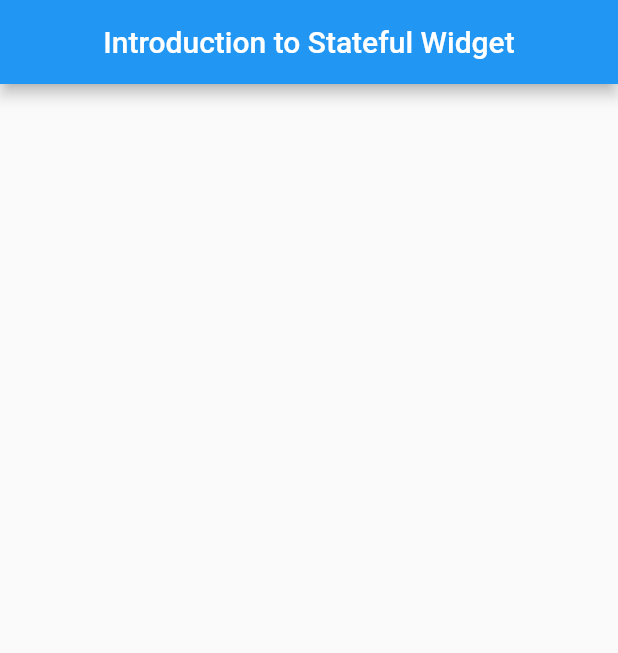
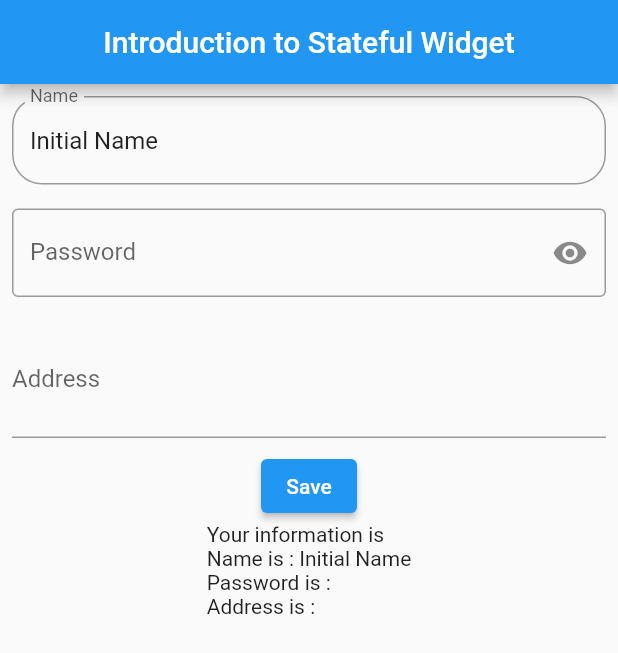
Before and after one commit to MyoMin-Latt/Flutter-Basic-UI, a Flutter app: the screen it shows after launch, on a phone screen of 412 x 824 dp. Shown: the top 653 px of the screen. Run offline on Flutter 3.47's test engine with Material 2 defaults, Android fonts, the phone set to English and light mode, and no system bars.

Commit message:
@12.19 Flutter Basic UI [TextField Widget]

```diff
--- a/lib/main.dart
+++ b/lib/main.dart
@@ -29,26 +29,33 @@
 // 6 3 3
 //position
 
-
 // @12.18 Flutter Basic UI (Introduction to Stateful Widget)
+// @12.19 Flutter Basic UI [TextField Widget]
 import 'package:flutter/material.dart';
 
-void main(){
-  runApp(
-    MaterialApp(
-      debugShowCheckedModeBanner: false,
-      home: MyApp(),
-    )
-  );
+void main() {
+  runApp(MaterialApp(
+    debugShowCheckedModeBanner: false,
+    home: MyApp(),
+  ));
 }
+
 class MyApp extends StatefulWidget {
-  const MyApp({ Key? key }) : super(key: key);
+  const MyApp({Key? key}) : super(key: key);
 
   @override
   _MyAppState createState() => _MyAppState();
 }
 
 class _MyAppState extends State<MyApp> {
+  TextEditingController _name = TextEditingController();
+  TextEditingController _password = TextEditingController();
+  TextEditingController _address = TextEditingController();
+  @override
+  void initState() {
+    _name.text = "Initial Name";
+    super.initState();
+  }
   @override
   Widget build(BuildContext context) {
     return Scaffold(
@@ -56,6 +63,56 @@ class _MyAppState extends State<MyApp> {
         centerTitle: true,
         title: Text('Introduction to Stateful Widget'),
       ),
+      body: Column(
+        children: [
+          Padding(
+            padding: const EdgeInsets.all(8.0),
+            child: TextField(
+              controller: _name,
+              decoration: InputDecoration(
+                  labelText: 'Name',
+                  hintText: 'Enter your name',
+                  border: OutlineInputBorder(
+                    borderSide: BorderSide(color: Colors.blue),
+                    borderRadius: BorderRadius.all(Radius.circular(20)),
+                  )),
+            ),
+          ),
+          Padding(
+            padding: const EdgeInsets.all(8.0),
+            child: TextField(
+              controller: _password,
+              // scrollPadding: EdgeInsets.all(0),
+              obscureText: true,
+              decoration: InputDecoration(
+                  border: OutlineInputBorder(),
+                  // contentPadding: EdgeInsets.zero,
+                  hintText: 'Enter your password',
+                  labelText: 'Password',
+                  suffixIcon: Icon(Icons.visibility)),
+            ),
+          ),
+          Padding(
+            padding: const EdgeInsets.all(8.0),
+            child: TextField(
+              controller: _address,
+              decoration: InputDecoration(
+                  label: Text('Address'), hintText: 'Enter your address'),
+              minLines: 2,
+              maxLines: 5,
+            ),
+          ),
+          ElevatedButton(
+              onPressed: () {
+                setState(() {
+                  _address.text = '';
+                });
+              },
+              child: Text('Save')),
+          Text(
+              'Your information is\nName is : ${_name.text}\nPassword is : ${_password.text}\nAddress is : ${_address.text}')
+        ],
+      ),
     );
   }
 }
```
